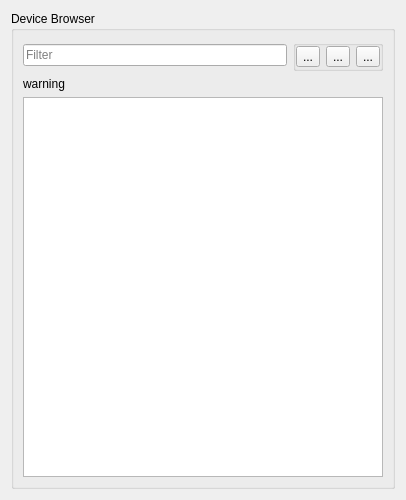
The window that bec_widgets/widgets/services/device_browser/device_browser.ui (bec-project/bec_widgets) describes before a commit, drawn with Qt 5.
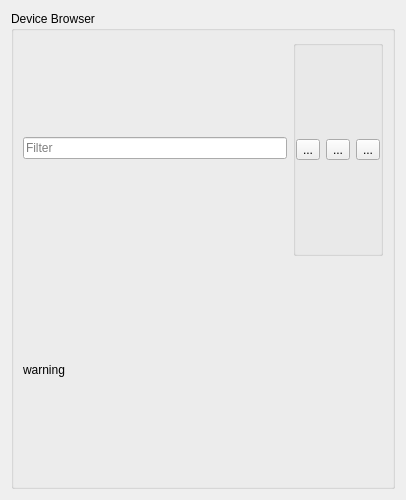
The same window after the commit.

Commit message: feat(dm-view): initial device manager view added

```diff
--- a/bec_widgets/widgets/services/device_browser/device_browser.ui
+++ b/bec_widgets/widgets/services/device_browser/device_browser.ui
@@ -80,9 +80,6 @@
         </property>
        </widget>
       </item>
-      <item>
-       <widget class="QListWidget" name="device_list"/>
-      </item>
      </layout>
     </widget>
    </item>
```
Left out of the diff: 6 changed lines with no effect on the pictures. Lines whose indentation alone changed are shown as unchanged. The commit also changes 35 other files.
